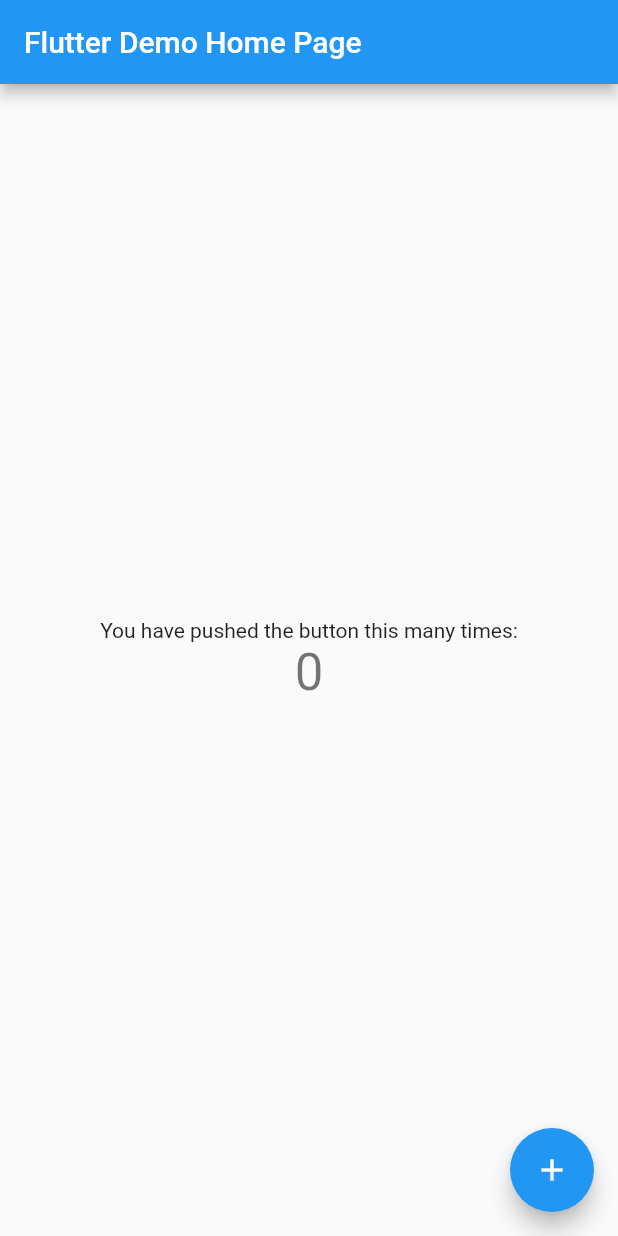
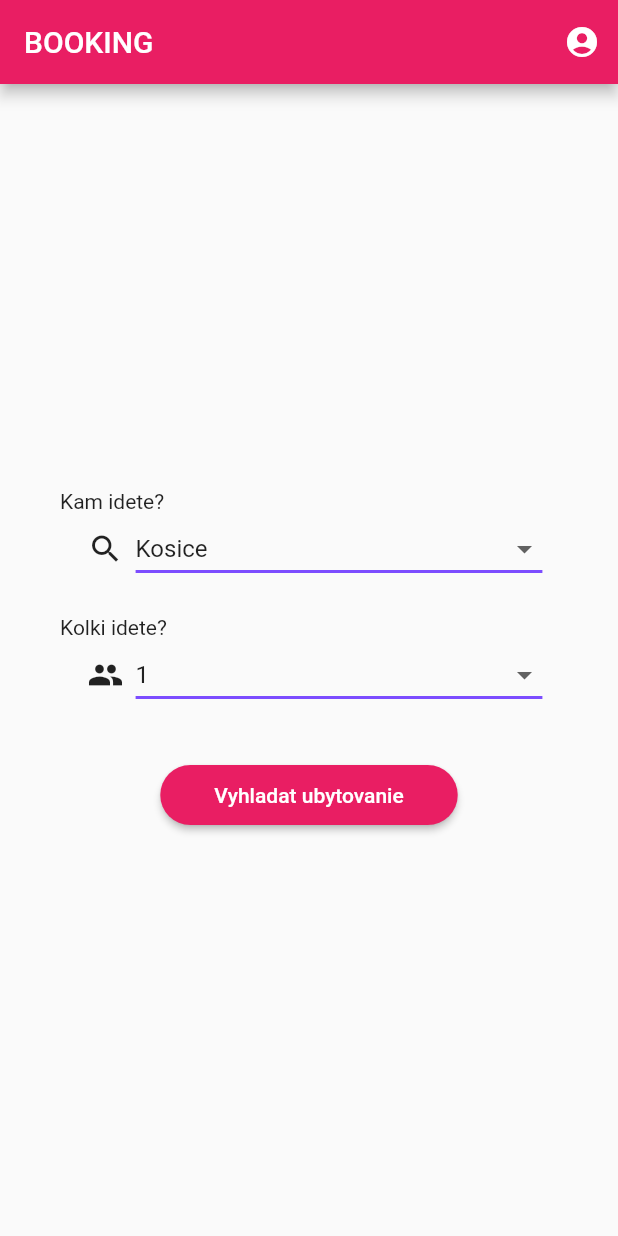
Before and after one commit to vrusi/booking-frontend, a Flutter app: the screen it shows after launch, on a phone screen of 412 x 824 dp. Run offline on Flutter 3.47's test engine with Material 2 defaults, Android fonts, the phone set to English and light mode, and no system bars.

Commit message:
Add landing page

```diff
--- /dev/null
+++ b/booking/lib/common/widgets.dart
@@ -0,0 +1,17 @@
+import 'package:flutter/cupertino.dart';
+import 'package:flutter/material.dart';
+
+class AccountButton extends StatelessWidget {
+  final Function? onPressed;
+
+  const AccountButton({Key? key, this.onPressed}) : super(key: key);
+
+  @override
+  Widget build(BuildContext context) {
+    return IconButton(
+        icon: Icon(Icons.account_circle),
+        onPressed: () {
+          this.onPressed?.call();
+        });
+  }
+}
--- /dev/null
+++ b/booking/lib/landing/landing_screen.dart
@@ -0,0 +1,152 @@
+import 'package:booking/accommodationlist/accommodation_list_screen.dart';
+import 'package:booking/common/widgets.dart';
+import 'package:flutter/material.dart';
+
+import '../main.dart';
+
+class LandingScreen extends StatefulWidget {
+  static const ROUTE = "/";
+
+  @override
+  _LandingScreenState createState() => _LandingScreenState();
+}
+
+class _LandingScreenState extends State<LandingScreen> {
+  static const places = ["Kosice", "Bratislava", "Zilina"];
+
+  String? place = "Kosice";
+  int? people = 1;
+
+  @override
+  void initState() {
+    super.initState();
+  }
+
+  @override
+  void dispose() {
+    super.dispose();
+  }
+
+  @override
+  Widget build(BuildContext context) {
+    double screenWidth = MediaQuery.of(context).size.width;
+
+    return Scaffold(
+      appBar: AppBar(
+        title: Text('BOOKING'),
+        actions: [AccountButton()],
+      ),
+      body: SafeArea(
+        child: Center(
+          child: Padding(
+            padding: const EdgeInsets.symmetric(horizontal: 40.0),
+            child: Column(
+              mainAxisAlignment: MainAxisAlignment.center,
+              children: [
+                Row(
+                  children: [
+                    Text('Kam idete?'),
+                  ],
+                ),
+                Row(
+                  mainAxisAlignment: MainAxisAlignment.center,
+                  children: [
+                    Padding(
+                      padding: const EdgeInsets.symmetric(horizontal: 8.0),
+                      child: Icon(Icons.search),
+                    ),
+                    DropdownButton<String>(
+                      value: place,
+                      iconSize: 24,
+                      elevation: 16,
+                      underline: Container(
+                        height: 2,
+                        color: Colors.deepPurpleAccent,
+                      ),
+                      onChanged: (String? newValue) {
+                        setState(() {
+                          place = newValue;
+                        });
+                      },
+                      items:
+                          places.map<DropdownMenuItem<String>>((String value) {
+                        return DropdownMenuItem<String>(
+                          value: value,
+                          child: Container(
+                            child: Text(value),
+                            width: screenWidth * 0.6,
+                          ),
+                        );
+                      }).toList(),
+                    ),
+                  ],
+                ),
+                SizedBox(
+                  height: 20.0,
+                ),
+                Row(
+                  children: [
+                    Text(
+                      'Kolki idete?',
+                    ),
+                  ],
+                ),
+                Row(
+                  mainAxisAlignment: MainAxisAlignment.center,
+                  children: [
+                    Padding(
+                      padding: const EdgeInsets.symmetric(horizontal: 8.0),
+                      child: Icon(Icons.people),
+                    ),
+                    DropdownButton<int>(
+                      value: people,
+                      iconSize: 24,
+                      elevation: 16,
+                      underline: Container(
+                        height: 2,
+                        color: Colors.deepPurpleAccent,
+                      ),
+                      onChanged: (int? newValue) {
+                        setState(() {
+                          people = newValue;
+                        });
+                      },
+                      items:
+                          Iterable<int>.generate(10).toList().map((int value) {
+                        return DropdownMenuItem<int>(
+                          value: value,
+                          child: Container(
+                            child: Text(value.toString()),
+                            width: screenWidth * 0.6,
+                          ),
+                        );
+                      }).toList(),
+                    ),
+                  ],
+                ),
+                Padding(
+                  padding: const EdgeInsets.only(top: 32.0),
+                  child: ElevatedButton(
+                      onPressed: () {
+                        Navigator.pushNamed(
+                            context, AccommodationListScreen.ROUTE,
+                            arguments: SearchQuery(people!, place!));
+                      },
+                      child: Padding(
+                        padding: const EdgeInsets.symmetric(
+                            horizontal: 20.0, vertical: 12.0),
+                        child: Text("Vyhladat ubytovanie"),
+                      ),
+                      style: ButtonStyle(
+                        shape: MaterialStateProperty.all(RoundedRectangleBorder(
+                            borderRadius: BorderRadius.circular(30.0))),
+                      )),
+                )
+              ],
+            ),
+          ),
+        ),
+      ),
+    );
+  }
+}
--- a/booking/lib/main.dart
+++ b/booking/lib/main.dart
@@ -1,10 +1,14 @@
 import 'package:flutter/material.dart';
 
+import 'accommodationlist/accommodation_list_screen.dart';
+import 'common/widgets.dart';
+import 'landing/landing_screen.dart';
+
 void main() {
-  runApp(MyApp());
+  runApp(BookingApp());
 }
 
-class MyApp extends StatelessWidget {
+class BookingApp extends StatelessWidget {
   // This widget is the root of your application.
   @override
   Widget build(BuildContext context) {
@@ -20,94 +24,20 @@ class MyApp extends StatelessWidget {
         // or simply save your changes to "hot reload" in a Flutter IDE).
         // Notice that the counter didn't reset back to zero; the application
         // is not restarted.
-        primarySwatch: Colors.blue,
+        primarySwatch: Colors.pink,
       ),
-      home: MyHomePage(title: 'Flutter Demo Home Page'),
+      initialRoute: LandingScreen.ROUTE,
+      onGenerateRoute: (settings) {
+        switch (settings.name) {
+          case LandingScreen.ROUTE:
+            return MaterialPageRoute(builder: (_) => LandingScreen());
+          case AccommodationListScreen.ROUTE:
+            return MaterialPageRoute(
+              builder: (_) => AccommodationListScreen(
+                  searchQuery: settings.arguments as SearchQuery),
+            );
+        }
+      },
     );
   }
 }
-
-class MyHomePage extends StatefulWidget {
-  MyHomePage({Key key, this.title}) : super(key: key);
-
-  // This widget is the home page of your application. It is stateful, meaning
-  // that it has a State object (defined below) that contains fields that affect
-  // how it looks.
-
-  // This class is the configuration for the state. It holds the values (in this
-  // case the title) provided by the parent (in this case the App widget) and
-  // used by the build method of the State. Fields in a Widget subclass are
-  // always marked "final".
-
-  final String title;
-
-  @override
-  _MyHomePageState createState() => _MyHomePageState();
-}
-
-class _MyHomePageState extends State<MyHomePage> {
-  int _counter = 0;
-
-  void _incrementCounter() {
-    setState(() {
-      // This call to setState tells the Flutter framework that something has
-      // changed in this State, which causes it to rerun the build method below
-      // so that the display can reflect the updated values. If we changed
-      // _counter without calling setState(), then the build method would not be
-      // called again, and so nothing would appear to happen.
-      _counter++;
-    });
-  }
-
-  @override
-  Widget build(BuildContext context) {
-    // This method is rerun every time setState is called, for instance as done
-    // by the _incrementCounter method above.
-    //
-    // The Flutter framework has been optimized to make rerunning build methods
-    // fast, so that you can just rebuild anything that needs updating rather
-    // than having to individually change instances of widgets.
-    return Scaffold(
-      appBar: AppBar(
-        // Here we take the value from the MyHomePage object that was created by
-        // the App.build method, and use it to set our appbar title.
-        title: Text(widget.title),
-      ),
-      body: Center(
-        // Center is a layout widget. It takes a single child and positions it
-        // in the middle of the parent.
-        child: Column(
-          // Column is also a layout widget. It takes a list of children and
-          // arranges them vertically. By default, it sizes itself to fit its
-          // children horizontally, and tries to be as tall as its parent.
-          //
-          // Invoke "debug painting" (press "p" in the console, choose the
-          // "Toggle Debug Paint" action from the Flutter Inspector in Android
-          // Studio, or the "Toggle Debug Paint" command in Visual Studio Code)
-          // to see the wireframe for each widget.
-          //
-          // Column has various properties to control how it sizes itself and
-          // how it positions its children. Here we use mainAxisAlignment to
-          // center the children vertically; the main axis here is the vertical
-          // axis because Columns are vertical (the cross axis would be
-          // horizontal).
-          mainAxisAlignment: MainAxisAlignment.center,
-          children: <Widget>[
-            Text(
-              'You have pushed the button this many times:',
-            ),
-            Text(
-              '$_counter',
-              style: Theme.of(context).textTheme.headline4,
-            ),
-          ],
-        ),
-      ),
-      floatingActionButton: FloatingActionButton(
-        onPressed: _incrementCounter,
-        tooltip: 'Increment',
-        child: Icon(Icons.add),
-      ), // This trailing comma makes auto-formatting nicer for build methods.
-    );
-  }
-}
--- a/booking/pubspec.yaml
+++ b/booking/pubspec.yaml
@@ -18,11 +18,12 @@ publish_to: 'none' # Remove this line if you wish to publish to pub.dev
 version: 1.0.0+1
 
 environment:
-  sdk: ">=2.7.0 <3.0.0"
+  sdk: ">=2.12.0 <3.0.0"
 
 dependencies:
   flutter:
     sdk: flutter
+  get_it: ^4.0.1
 
 
   # The following adds the Cupertino Icons font to your application.
```
Also changed, not shown: booking/lib/accommodationlist/accommodation_list_screen.dart (added, +44 -0 lines), 1 other file.
